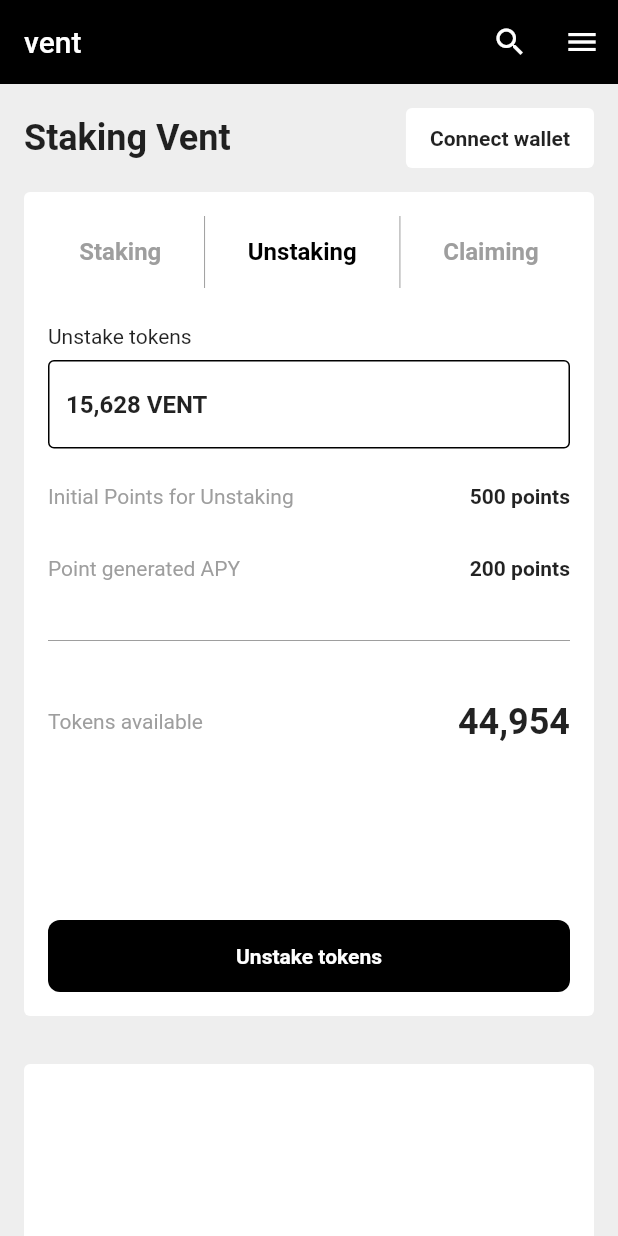
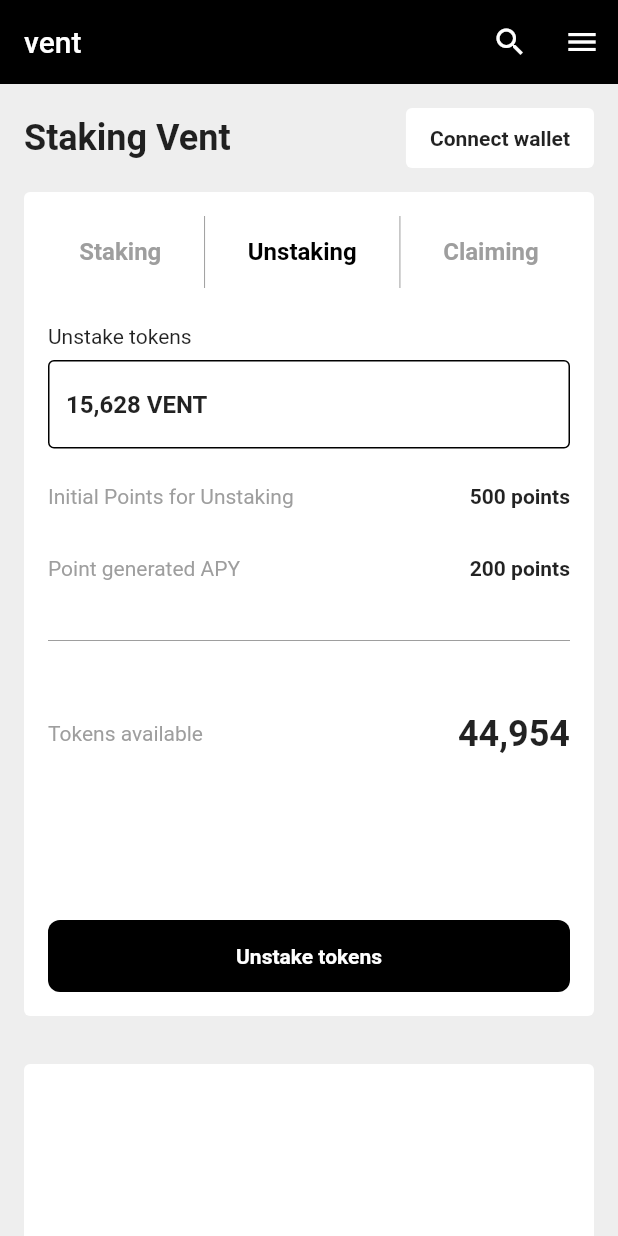
Before and after one commit to JAICHANGPARK/flutter_notebook_19th_story, a Flutter app: the screen it shows after launch, swiped to page 2, on a phone screen of 412 x 824 dp. Run offline on Flutter 3.47's test engine with Material 2 defaults, Android fonts, the phone set to English and light mode, and no system bars; our stand-ins replace cached_network_image, flutter_riverpod, freezed_annotation, smooth_page_indicator, video_player.

Commit message:
Update staking_main_page.dart

```diff
--- a/lib/ep1117_staking_app/src/ui/staking_main_page.dart
+++ b/lib/ep1117_staking_app/src/ui/staking_main_page.dart
@@ -342,7 +342,7 @@ class _StakingMainPageState extends State<StakingMainPage> with SingleTickerProv
                                       height: 48,
                                     ),
                                     Padding(
-                                      padding: const EdgeInsets.symmetric(vertical: 16),
+                                      padding: const EdgeInsets.symmetric(vertical: 24),
                                       child: Row(
                                         mainAxisAlignment: MainAxisAlignment.spaceBetween,
                                         children: const [
```
